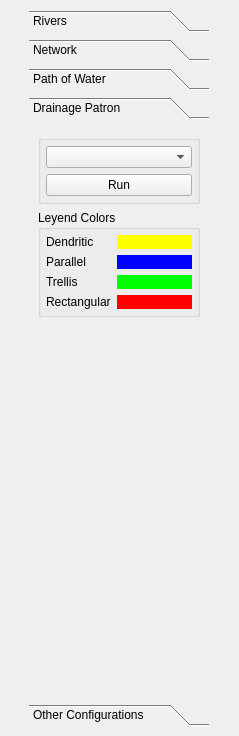
Old version of the form UI/toolbarsconfigmesh.ui in the repository jtpefaur/runnel.
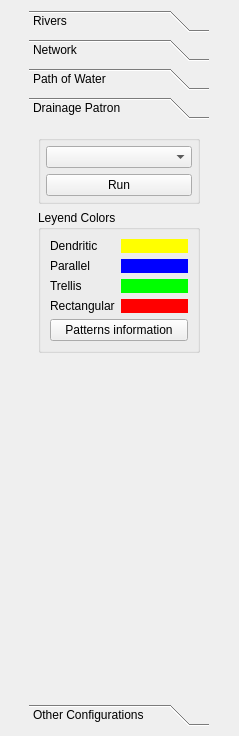
New version of the form. The open tabs and pages were chosen to show the change.

Commit message: create a dialog for information patterns

Diff of the .ui file:
```diff
--- a/UI/toolbarsconfigmesh.ui
+++ b/UI/toolbarsconfigmesh.ui
@@ -386,19 +386,7 @@
             <property name="title">
              <string>Leyend Colors</string>
             </property>
-            <layout class="QFormLayout" name="formLayout_2">
-             <property name="leftMargin">
-              <number>5</number>
-             </property>
-             <property name="topMargin">
-              <number>5</number>
-             </property>
-             <property name="rightMargin">
-              <number>5</number>
-             </property>
-             <property name="bottomMargin">
-              <number>5</number>
-             </property>
+            <layout class="QFormLayout" name="formLayout">
              <item row="0" column="0">
               <widget class="QLabel" name="label_4">
                <property name="text">
@@ -420,6 +408,13 @@
                </property>
               </widget>
              </item>
+             <item row="1" column="1">
+              <widget class="QWidget" name="widget_3" native="true">
+               <property name="styleSheet">
+                <string notr="true">background:rgb(0, 0, 255)</string>
+               </property>
+              </widget>
+             </item>
              <item row="2" column="0">
               <widget class="QLabel" name="label_6">
                <property name="text">
@@ -441,13 +436,6 @@
                </property>
               </widget>
              </item>
-             <item row="1" column="1">
-              <widget class="QWidget" name="widget_3" native="true">
-               <property name="styleSheet">
-                <string notr="true">background:rgb(0, 0, 255)</string>
-               </property>
-              </widget>
-             </item>
              <item row="3" column="1">
               <widget class="QWidget" name="widget_4" native="true">
                <property name="styleSheet">
@@ -455,6 +443,13 @@
                </property>
               </widget>
              </item>
+             <item row="4" column="0" colspan="2">
+              <widget class="QPushButton" name="patterns_information">
+               <property name="text">
+                <string>Patterns information</string>
+               </property>
+              </widget>
+             </item>
             </layout>
            </widget>
           </item>
```
Left out of the diff: 4 changed lines with no effect on the pictures. The commit also changes 2 other files.
